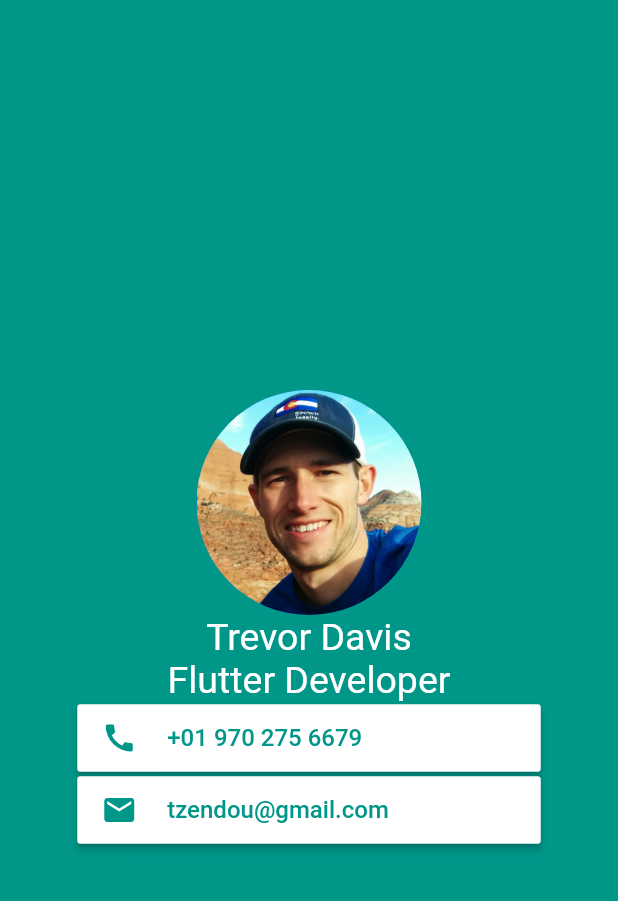
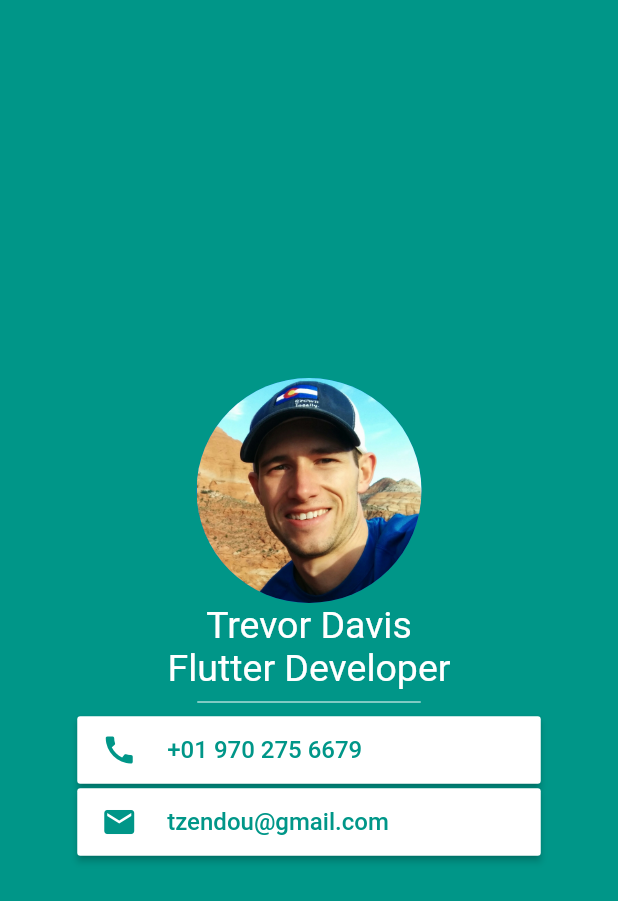
Before and after one commit to T-Davis/flutter_demos, a Flutter app: the screen it shows after launch, on a phone screen of 412 x 824 dp. Shown: the top 901 px of the screen. Run offline on Flutter 3.47's test engine with Material 2 defaults, Android fonts, the phone set to English and light mode, and no system bars.

Commit message:
Add divider

```diff
--- a/mi_card_flutter/lib/main.dart
+++ b/mi_card_flutter/lib/main.dart
@@ -31,6 +31,12 @@ class MyApp extends StatelessWidget {
                     Text(
                       "Flutter Developer",
                       style: TextStyle(fontSize: 25, color: Colors.white),
+                    ),
+                    Padding(
+                      padding: const EdgeInsets.fromLTRB(80, 0, 80, 0),
+                      child: Divider(
+                        color: Colors.white,
+                      ),
                     ),
                     MaterialButton(
                       color: Colors.white,
```
